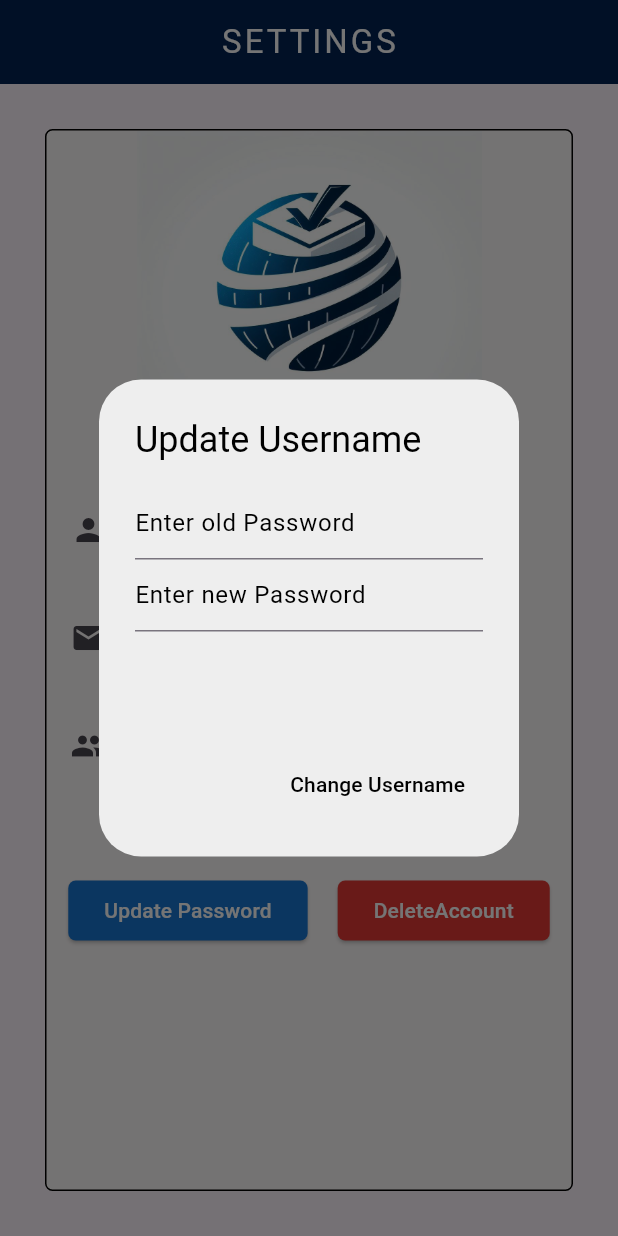
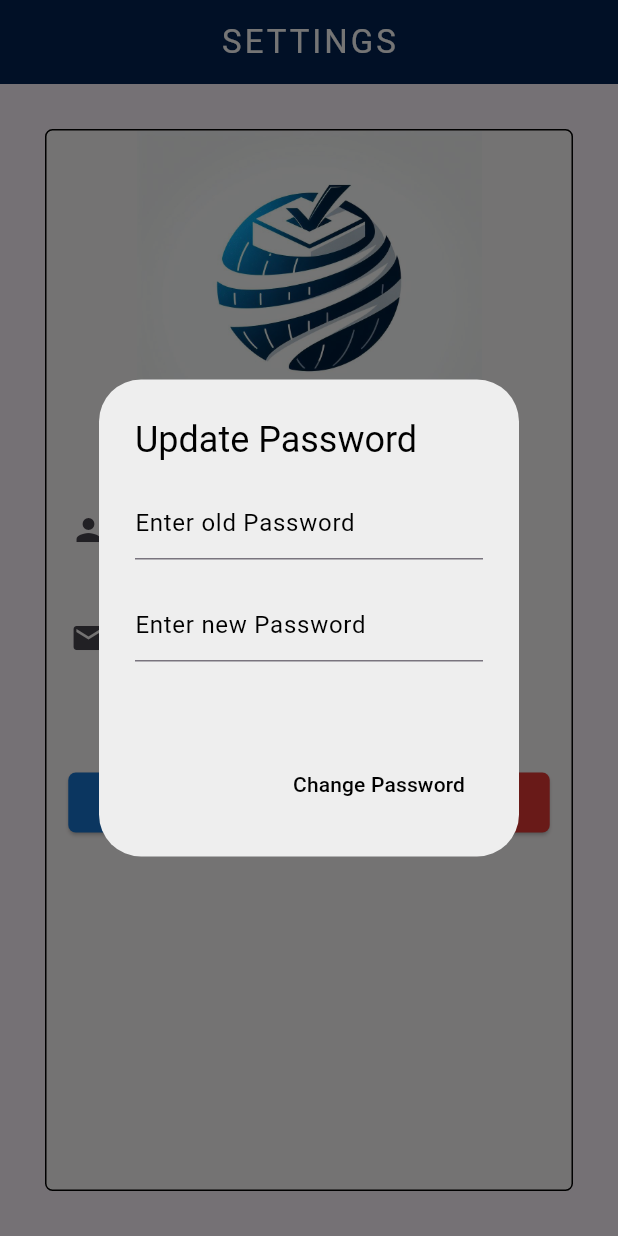
Before and after one commit to Efamamo/VoteSphereBloc, a Flutter app: the Settings screen opened by its route, after a tap on "Update Password", on a phone screen of 412 x 824 dp. Run offline on Flutter 3.47's test engine with Material 3 defaults, Android fonts, the phone set to English and light mode, and no system bars; our stand-ins replace animated_text_kit, bloc, flutter_bloc, flutter_secure_storage, go_router; missing offline and left inert: dart:html; accounts and stored records are empty.

Commit message:
settings page bloc finished

```diff
--- a/vote_sphere/lib/presentation/screens/auth/bloc/auth_bloc.dart
+++ b/vote_sphere/lib/presentation/screens/auth/bloc/auth_bloc.dart
@@ -47,6 +47,7 @@ class AuthBloc extends Bloc<AuthEvent, AuthState> {
       await secureStorage.write(key: "token", value: response["accessToken"]);
       await secureStorage.write(key: "username", value: response["username"]);
       await secureStorage.write(key: "group", value: response["groupID"]);
+      await secureStorage.write(key: "email", value: response["email"]);
 
       emit(LogInSuccessState());
     }
@@ -73,6 +74,7 @@ class AuthBloc extends Bloc<AuthEvent, AuthState> {
 
     final res = await http.post(url, headers: headers, body: jsonBody);
     Map response = jsonDecode(res.body);
+    print(response);
     if (res.statusCode != 201) {
       var error = response["message"];
 
@@ -86,6 +88,7 @@ class AuthBloc extends Bloc<AuthEvent, AuthState> {
       await secureStorage.write(key: "token", value: response["accessToken"]);
       await secureStorage.write(key: "username", value: response["username"]);
       await secureStorage.write(key: "group", value: response["groupID"]);
+      await secureStorage.write(key: "email", value: response["email"]);
 
       emit(SignUpSuccessState());
     }
--- a/vote_sphere/lib/presentation/screens/settings/bloc/settings_event.dart
+++ b/vote_sphere/lib/presentation/screens/settings/bloc/settings_event.dart
@@ -9,7 +9,8 @@ class NavigateToChangePasswordEvent extends SettingsEvent {}
 
 class ChangePaswordEvent extends SettingsEvent {
   final newPassword;
-  ChangePaswordEvent({required this.newPassword});
+  final oldPassword;
+  ChangePaswordEvent({required this.newPassword, required this.oldPassword});
 }
 
 class DeleteAccountEvent extends SettingsEvent {}
--- a/vote_sphere/lib/presentation/screens/settings/bloc/settings_state.dart
+++ b/vote_sphere/lib/presentation/screens/settings/bloc/settings_state.dart
@@ -11,11 +11,15 @@ class SettingsLoadingState extends SettingsState {}
 
 class SettingsLoadedState extends SettingsState {
   final username;
-  SettingsLoadedState({required this.username});
+  final email;
+  SettingsLoadedState({required this.username, required this.email});
 }
 
 class NavigateToUpdatePasswordState extends SettingsActionState {}
 
 class ChangePasswordSuccessState extends SettingsActionState {}
 
-class ChangePasswordErrorState extends SettingsActionState {}
+class ChangePasswordErrorState extends SettingsActionState {
+  final error;
+  ChangePasswordErrorState({required this.error});
+}
--- a/vote_sphere/lib/presentation/screens/settings/settings.dart
+++ b/vote_sphere/lib/presentation/screens/settings/settings.dart
@@ -28,7 +28,7 @@ class _SettingsState extends State<Settings> {
           return AlertDialog(
             backgroundColor: Colors.grey[200],
             title: const Text(
-              "Update Username",
+              "Update Password",
               style: TextStyle(color: Colors.black),
             ),
             content: Container(
@@ -41,6 +41,9 @@ class _SettingsState extends State<Settings> {
                     decoration: const InputDecoration(
                         hintText: 'Enter old Password',
                         hintStyle: TextStyle(color: Colors.black)),
+                  ),
+                  SizedBox(
+                    height: 20,
                   ),
                   TextField(
                     controller: newPassword,
@@ -56,11 +59,12 @@ class _SettingsState extends State<Settings> {
               TextButton(
                 onPressed: () {
                   GoRouter.of(context).pop();
-                  settingsBloc
-                      .add(ChangePaswordEvent(newPassword: newPassword.text));
+                  settingsBloc.add(ChangePaswordEvent(
+                      newPassword: newPassword.text,
+                      oldPassword: oldPassword.text));
                 },
                 child: const Text(
-                  "Change Username",
+                  "Change Password",
                   style: TextStyle(color: Colors.black),
                 ),
               )
@@ -87,10 +91,18 @@ class _SettingsState extends State<Settings> {
           ScaffoldMessenger.of(context).showSnackBar(snackBar);
         }
         if (state is ChangePasswordErrorState) {
-          const snackBar = SnackBar(
-            content: Text("Password Change Failed"),
-          );
-          ScaffoldMessenger.of(context).showSnackBar(snackBar);
+          if (state.error == "Invalid password" ||
+              state.error == "old password cannot be empty") {
+            const snackBar = SnackBar(
+              content: Text("Enter Correct Old Password"),
+            );
+            ScaffoldMessenger.of(context).showSnackBar(snackBar);
+          } else {
+            const snackBar = SnackBar(
+              content: Text("New Password is not strong"),
+            );
+            ScaffoldMessenger.of(context).showSnackBar(snackBar);
+          }
         }
       },
       builder: (context, state) {
@@ -126,18 +138,13 @@ class _SettingsState extends State<Settings> {
                     ),
                     ListTile(
                       leading: const Icon(Icons.person),
-                      title: Text(settingState.username.toString()),
-                      subtitle: const Text("username"),
+                      title: Text("username"),
+                      subtitle: Text(settingState.username.toString()),
                     ),
-                    const ListTile(
+                    ListTile(
                       leading: Icon(Icons.email),
-                      title: Text("e@gmail.com"),
-                      subtitle: Text("email"),
-                    ),
-                    const ListTile(
-                      leading: Icon(Icons.group),
-                      title: Text("group 1"),
-                      subtitle: Text("groupId"),
+                      title: Text("email"),
+                      subtitle: Text(settingState.email.toString()),
                     ),
                     const SizedBox(
                       height: 50,
```
Also changed, not shown: vote_sphere/lib/presentation/screens/home/bloc/home_bloc.dart (+17 -3 lines), vote_sphere/lib/presentation/screens/home/bloc/home_state.dart (+12 -3 lines), vote_sphere/lib/presentation/screens/settings/bloc/settings_bloc.dart (+13 -4 lines).
